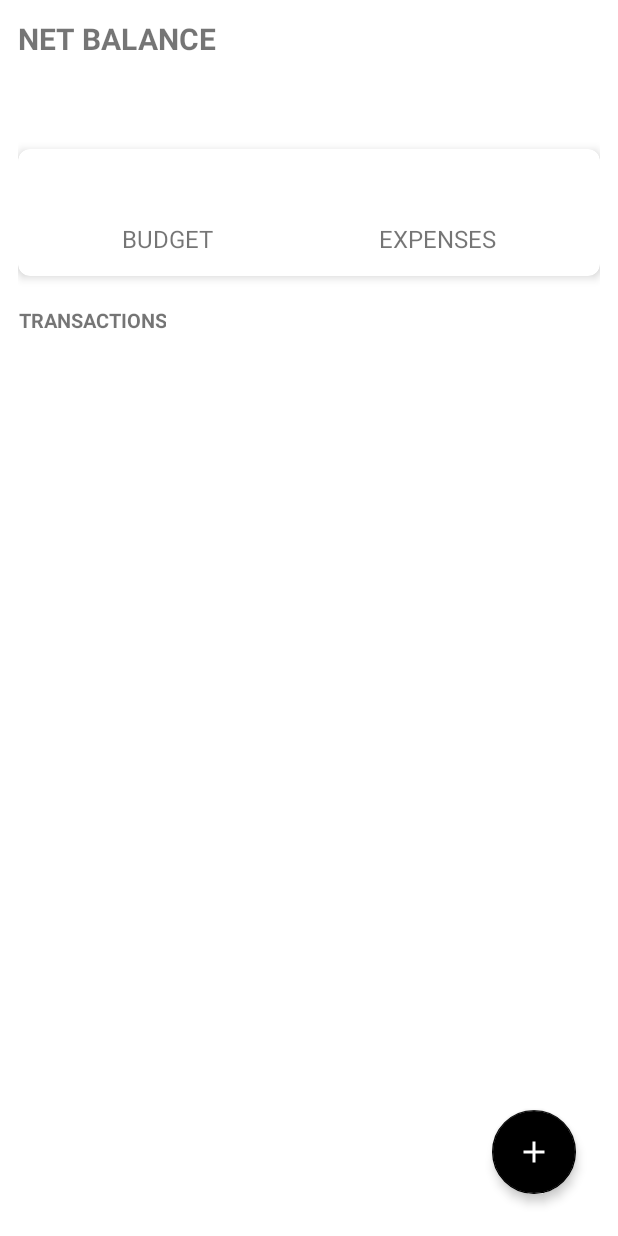
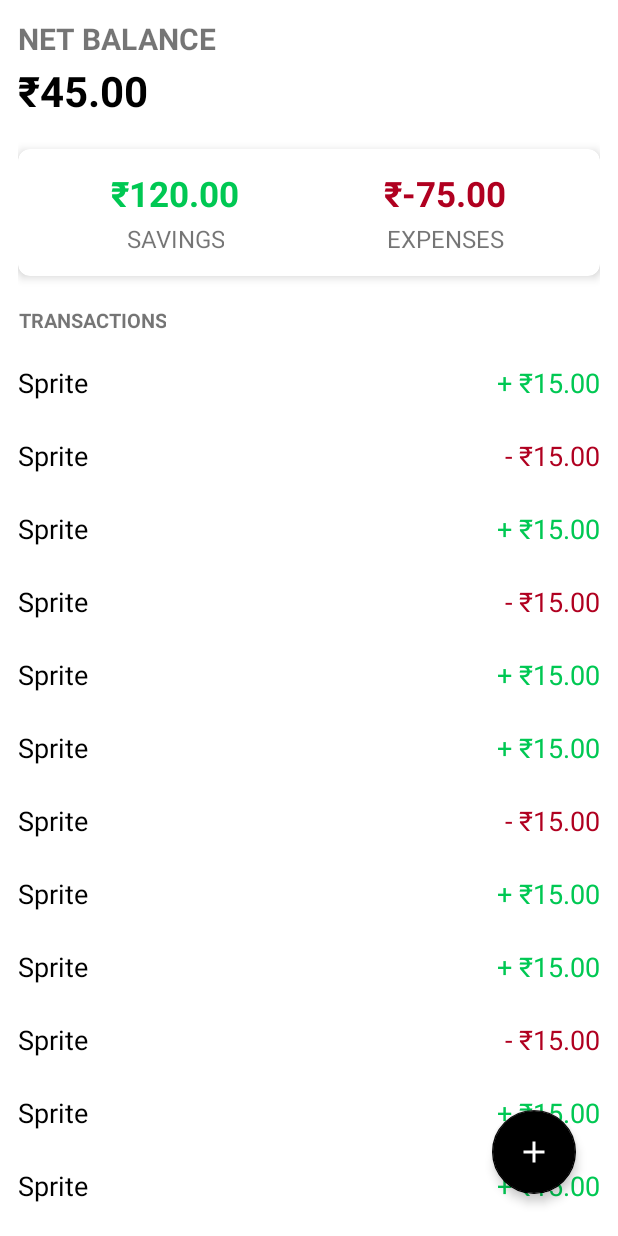
Before and after one commit to sahanmndl/BudgetTracker, an Android app: the screen it shows after launch (MainActivity), on a phone screen of 412 x 824 dp. Run offline under Robolectric (Android 15) with nearby library versions, the phone set to English and light mode, and no system bars; our stand-ins replace Room's generated code.

Commit message:
Adapter and new transaction layout

```diff
--- a/app/src/main/AndroidManifest.xml
+++ b/app/src/main/AndroidManifest.xml
@@ -10,6 +10,9 @@
         android:supportsRtl="true"
         android:theme="@style/Theme.BudgetTracker">
         <activity
+            android:name=".NewTransactionActivity"
+            android:exported="false" />
+        <activity
             android:name=".MainActivity"
             android:exported="true">
             <intent-filter>
--- a/app/src/main/java/com/sahanmondal/budgettracker/MainActivity.kt
+++ b/app/src/main/java/com/sahanmondal/budgettracker/MainActivity.kt
@@ -2,10 +2,55 @@
 
 import androidx.appcompat.app.AppCompatActivity
 import android.os.Bundle
+import androidx.recyclerview.widget.LinearLayoutManager
+import com.sahanmondal.budgettracker.data.Transaction
+import com.sahanmondal.budgettracker.ui.transaction.TransactionAdapter
+import kotlinx.android.synthetic.main.activity_main.*
 
 class MainActivity : AppCompatActivity() {
+
+    private lateinit var transactions: ArrayList<Transaction>
+    private lateinit var transactionAdapter: TransactionAdapter
+    private lateinit var linearLayoutManager: LinearLayoutManager
+
     override fun onCreate(savedInstanceState: Bundle?) {
         super.onCreate(savedInstanceState)
         setContentView(R.layout.activity_main)
+
+        transactions = arrayListOf(
+            Transaction(0, "Sprite", 15.00, "LoL"),
+            Transaction(1, "Sprite", -15.00, "LoL"),
+            Transaction(2, "Sprite", 15.00, "LoL"),
+            Transaction(3, "Sprite", -15.00, "LoL"),
+            Transaction(4, "Sprite", 15.00, "LoL"),
+            Transaction(5, "Sprite", 15.00, "LoL"),
+            Transaction(6, "Sprite", -15.00, "LoL"),
+            Transaction(7, "Sprite", 15.00, "LoL"),
+            Transaction(8, "Sprite", 15.00, "LoL"),
+            Transaction(9, "Sprite", -15.00, "LoL"),
+            Transaction(10, "Sprite", 15.00, "LoL"),
+            Transaction(11, "Sprite", 15.00, "LoL"),
+            Transaction(12, "Sprite", -15.00, "LoL"),
+        )
+
+        transactionAdapter = TransactionAdapter(transactions)
+        linearLayoutManager = LinearLayoutManager(this)
+
+        rvTransactions.apply {
+            adapter = transactionAdapter
+            layoutManager = linearLayoutManager
+        }
+
+        updateData()
+    }
+
+    private fun updateData() {
+        val netBalance: Double = transactions.map { it.amount }.sum()
+        val netSaving: Double = transactions.filter { it.amount > 0 }.map { it.amount }.sum()
+        val netExpense: Double = netBalance - netSaving
+
+        tvNetBalance.text = "₹%.2f".format(netBalance)
+        tvSavings.text = "₹%.2f".format(netSaving)
+        tvExpenses.text = "₹%.2f".format(netExpense)
     }
 }
--- /dev/null
+++ b/app/src/main/java/com/sahanmondal/budgettracker/ui/transaction/TransactionAdapter.kt
@@ -0,0 +1,44 @@
+package com.sahanmondal.budgettracker.ui.transaction
+
+import android.view.LayoutInflater
+import android.view.View
+import android.view.ViewGroup
+import androidx.core.content.ContextCompat
+import androidx.recyclerview.widget.RecyclerView
+import com.google.android.material.textview.MaterialTextView
+import com.sahanmondal.budgettracker.R
+import com.sahanmondal.budgettracker.data.Transaction
+import kotlin.math.abs
+
+class TransactionAdapter(private val transactions: ArrayList<Transaction>) :
+    RecyclerView.Adapter<TransactionAdapter.TransactionHolder>() {
+
+    class TransactionHolder(view: View) : RecyclerView.ViewHolder(view) {
+        val title: MaterialTextView = view.findViewById(R.id.tvTransactionTitle)
+        val amount: MaterialTextView = view.findViewById(R.id.tvTransactionAmount)
+    }
+
+    override fun onCreateViewHolder(parent: ViewGroup, viewType: Int): TransactionHolder {
+        val view = LayoutInflater.from(parent.context).inflate(R.layout.item_transaction, parent, false)
+        return TransactionHolder(view)
+    }
+
+    override fun onBindViewHolder(holder: TransactionHolder, position: Int) {
+        val transaction = transactions[position]
+        val context = holder.amount.context
+
+        holder.title.text = transaction.title
+
+        if (transaction.amount >= 0) {
+            holder.amount.text = "+ ₹%.2f".format(transaction.amount)
+            holder.amount.setTextColor(ContextCompat.getColor(context, R.color.material_green))
+        } else {
+            holder.amount.text = "- ₹%.2f".format(abs(transaction.amount))
+            holder.amount.setTextColor(ContextCompat.getColor(context, R.color.material_red))
+        }
+    }
+
+    override fun getItemCount(): Int {
+        return transactions.size
+    }
+}
--- /dev/null
+++ b/app/src/main/res/drawable/ic_close.xml
@@ -0,0 +1,5 @@
+<vector android:height="48dp" android:tint="#424242"
+    android:viewportHeight="24" android:viewportWidth="24"
+    android:width="48dp" xmlns:android="http://schemas.android.com/apk/res/android">
+    <path android:fillColor="@android:color/white" android:pathData="M19,6.41L17.59,5 12,10.59 6.41,5 5,6.41 10.59,12 5,17.59 6.41,19 12,13.41 17.59,19 19,17.59 13.41,12z"/>
+</vector>
--- /dev/null
+++ b/app/src/main/res/drawable/ic_description.xml
@@ -0,0 +1,5 @@
+<vector android:height="24dp" android:tint="#424242"
+    android:viewportHeight="24" android:viewportWidth="24"
+    android:width="24dp" xmlns:android="http://schemas.android.com/apk/res/android">
+    <path android:fillColor="@android:color/white" android:pathData="M14,2L6,2c-1.1,0 -1.99,0.9 -1.99,2L4,20c0,1.1 0.89,2 1.99,2L18,22c1.1,0 2,-0.9 2,-2L20,8l-6,-6zM16,18L8,18v-2h8v2zM16,14L8,14v-2h8v2zM13,9L13,3.5L18.5,9L13,9z"/>
+</vector>
--- /dev/null
+++ b/app/src/main/res/drawable/ic_label.xml
@@ -0,0 +1,5 @@
+<vector android:autoMirrored="true" android:height="24dp"
+    android:tint="#424242" android:viewportHeight="24"
+    android:viewportWidth="24" android:width="24dp" xmlns:android="http://schemas.android.com/apk/res/android">
+    <path android:fillColor="@android:color/white" android:pathData="M3.5,18.99l11,0.01c0.67,0 1.27,-0.33 1.63,-0.84L20.5,12l-4.37,-6.16c-0.36,-0.51 -0.96,-0.84 -1.63,-0.84l-11,0.01L8.34,12 3.5,18.99z"/>
+</vector>
--- /dev/null
+++ b/app/src/main/res/drawable/ic_money.xml
@@ -0,0 +1,5 @@
+<vector android:height="24dp" android:tint="#424242"
+    android:viewportHeight="24" android:viewportWidth="24"
+    android:width="24dp" xmlns:android="http://schemas.android.com/apk/res/android">
+    <path android:fillColor="@android:color/white" android:pathData="M11.8,10.9c-2.27,-0.59 -3,-1.2 -3,-2.15 0,-1.09 1.01,-1.85 2.7,-1.85 1.78,0 2.44,0.85 2.5,2.1h2.21c-0.07,-1.72 -1.12,-3.3 -3.21,-3.81V3h-3v2.16c-1.94,0.42 -3.5,1.68 -3.5,3.61 0,2.31 1.91,3.46 4.7,4.13 2.5,0.6 3,1.48 3,2.41 0,0.69 -0.49,1.79 -2.7,1.79 -2.06,0 -2.87,-0.92 -2.98,-2.1h-2.2c0.12,2.19 1.76,3.42 3.68,3.83V21h3v-2.15c1.95,-0.37 3.5,-1.5 3.5,-3.55 0,-2.84 -2.43,-3.81 -4.7,-4.4z"/>
+</vector>
--- a/app/src/main/res/layout/activity_main.xml
+++ b/app/src/main/res/layout/activity_main.xml
@@ -49,7 +49,7 @@
                 android:orientation="vertical">
 
                 <com.google.android.material.textview.MaterialTextView
-                    android:id="@+id/tvBudget"
+                    android:id="@+id/tvSavings"
                     android:layout_width="wrap_content"
                     android:layout_height="wrap_content"
                     android:gravity="center"
@@ -64,7 +64,7 @@
                     android:layout_height="wrap_content"
                     android:layout_marginTop="3dp"
                     android:gravity="center"
-                    android:text="@string/budget"
+                    android:text="@string/savings"
                     android:textAlignment="center"
                     android:textAllCaps="true"
                     android:textSize="16sp" />
@@ -124,7 +124,7 @@
             android:id="@+id/rvTransactions"
             android:layout_width="match_parent"
             android:layout_height="match_parent"
-            tools:listitem="@layout/item_transaction"/>
+            tools:listitem="@layout/item_transaction" />
 
         <com.google.android.material.floatingactionbutton.FloatingActionButton
             android:id="@+id/fab"
--- a/app/src/main/res/layout/item_transaction.xml
+++ b/app/src/main/res/layout/item_transaction.xml
@@ -4,6 +4,9 @@
     android:layout_width="match_parent"
     android:layout_height="wrap_content"
     android:layout_marginVertical="8dp"
+    android:background="?selectableItemBackground"
+    android:clickable="true"
+    android:focusable="true"
     android:gravity="center_vertical"
     android:orientation="horizontal"
     android:paddingVertical="4dp">
--- a/app/src/main/res/values-night/strings.xml
+++ b/app/src/main/res/values-night/strings.xml
@@ -4,4 +4,9 @@
     <string name="budget">Budget</string>
     <string name="expenses">Expenses</string>
     <string name="transactions">Transactions</string>
+    <string name="savings">Savings</string>
+    <string name="new_transaction">New Transaction</string>
+    <string name="title">Title</string>
+    <string name="amount">Amount</string>
+    <string name="description">Description</string>
 </resources>
--- a/app/src/main/res/values-night/themes.xml
+++ b/app/src/main/res/values-night/themes.xml
@@ -2,7 +2,7 @@
     <!-- Base application theme. -->
     <style name="Theme.BudgetTracker" parent="Theme.MaterialComponents.DayNight.NoActionBar">
         <!-- Primary brand color. -->
-        <item name="colorPrimary">@color/purple_200</item>
+        <item name="colorPrimary">@color/white</item>
         <item name="colorPrimaryVariant">@color/purple_700</item>
         <item name="colorOnPrimary">@color/black</item>
         <!-- Secondary brand color. -->
--- a/app/src/main/res/values/strings.xml
+++ b/app/src/main/res/values/strings.xml
@@ -4,4 +4,9 @@
     <string name="budget">Budget</string>
     <string name="expenses">Expenses</string>
     <string name="transactions">Transactions</string>
+    <string name="savings">Savings</string>
+    <string name="new_transaction">New Transaction</string>
+    <string name="title">Title</string>
+    <string name="amount">Amount</string>
+    <string name="description">Description</string>
 </resources>
--- a/app/src/main/res/values/themes.xml
+++ b/app/src/main/res/values/themes.xml
@@ -2,7 +2,7 @@
     <!-- Base application theme. -->
     <style name="Theme.BudgetTracker" parent="Theme.MaterialComponents.DayNight.NoActionBar">
         <!-- Primary brand color. -->
-        <item name="colorPrimary">@color/purple_500</item>
+        <item name="colorPrimary">@color/black</item>
         <item name="colorPrimaryVariant">@color/purple_700</item>
         <item name="colorOnPrimary">@color/white</item>
         <!-- Secondary brand color. -->
```
Also changed, not shown: app/src/main/java/com/sahanmondal/budgettracker/NewTransactionActivity.kt (added, +11 -0 lines), app/src/main/res/layout/activity_new_transaction.xml (added, +113 -0 lines).
